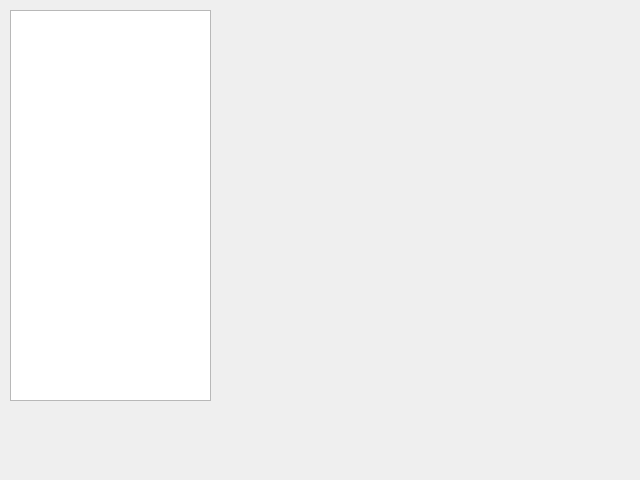
Before: the Qt Designer form rules.ui in Alexander19970212/Sattalite, drawn with Qt 5.
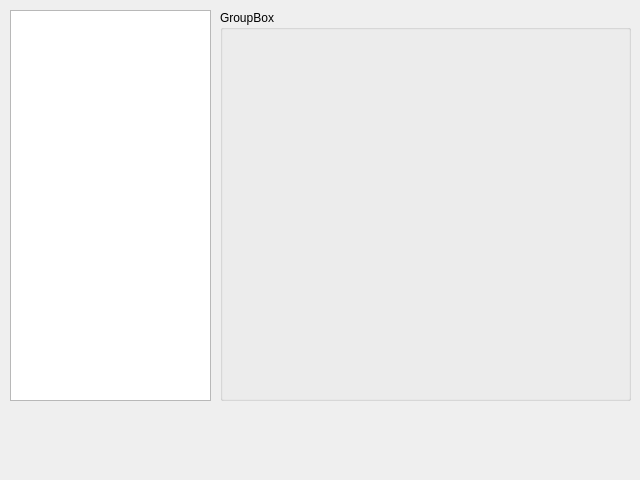
After: the same form once the commit is applied.

Commit message: Tree with rules

```diff
--- a/rules.ui
+++ b/rules.ui
@@ -23,6 +23,19 @@
     </rect>
    </property>
   </widget>
+  <widget class="QGroupBox" name="groupBox">
+   <property name="geometry">
+    <rect>
+     <x>220</x>
+     <y>10</y>
+     <width>411</width>
+     <height>391</height>
+    </rect>
+   </property>
+   <property name="title">
+    <string>GroupBox</string>
+   </property>
+  </widget>
  </widget>
  <resources/>
  <connections/>
```
The commit also changes 2 other files.
